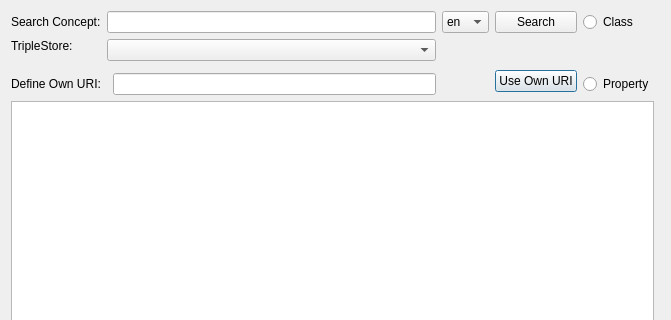
Before: the Qt Designer form dialogs/ui/searchdialog.ui in sparqlunicorn/sparqlunicornGoesGIS, drawn with Qt 5; both pictures show x 0 to 671 and y 0 to 320 of the 671 by 482 pixel window.
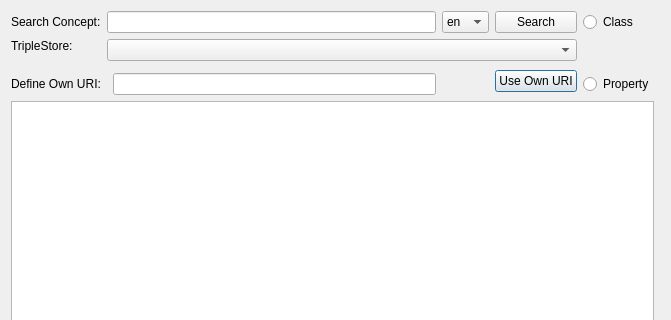
After: the same form once the commit is applied.

Commit message: Updated triple store selector in search dialog

Diff of the .ui file:
```diff
--- a/dialogs/ui/searchdialog.ui
+++ b/dialogs/ui/searchdialog.ui
@@ -21,9 +21,6 @@
      </property>
     </widget>
    </item>
-   <item row="1" column="1" rowspan="2" colspan="2">
-    <widget class="QComboBox" name="tripleStoreEdit"/>
-   </item>
    <item row="3" column="4" rowspan="2">
     <widget class="QPushButton" name="costumpropertyButton">
      <property name="text">
@@ -1009,6 +1006,9 @@
      </property>
     </widget>
    </item>
+   <item row="1" column="1" rowspan="2" colspan="4">
+    <widget class="QComboBox" name="tripleStoreEdit"/>
+   </item>
   </layout>
  </widget>
  <resources/>
```
The commit also changes 3 other files.
